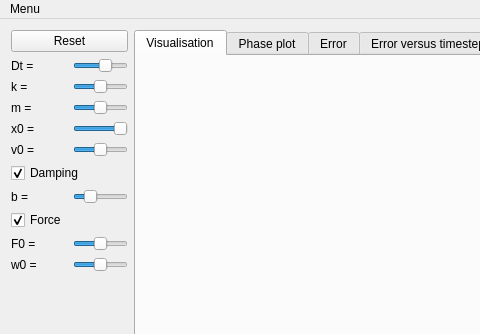
This is mainwindow.ui in macioosch/errors-oscillator as Qt 5 draws it before an edit; both pictures show x 0 to 480 and y 0 to 334 of the 760 by 542 pixel window. The edited form follows.
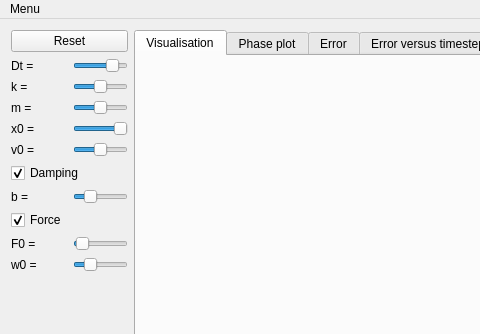
This is the edited form. Custom widgets are drawn as their Qt base class.

Patch:
```diff
--- a/mainwindow.ui
+++ b/mainwindow.ui
@@ -42,7 +42,7 @@
            <number>10</number>
           </property>
           <property name="value">
-           <number>-40</number>
+           <number>-15</number>
           </property>
           <property name="orientation">
            <enum>Qt::Horizontal</enum>
@@ -218,7 +218,7 @@
            <number>200</number>
           </property>
           <property name="value">
-           <number>100</number>
+           <number>10</number>
           </property>
           <property name="orientation">
            <enum>Qt::Horizontal</enum>
@@ -244,8 +244,11 @@
           <property name="maximum">
            <number>200</number>
           </property>
+          <property name="value">
+           <number>50</number>
+          </property>
           <property name="sliderPosition">
-           <number>100</number>
+           <number>50</number>
           </property>
           <property name="orientation">
            <enum>Qt::Horizontal</enum>
```
Left out of the diff: 2 changed lines with no effect on the pictures.
